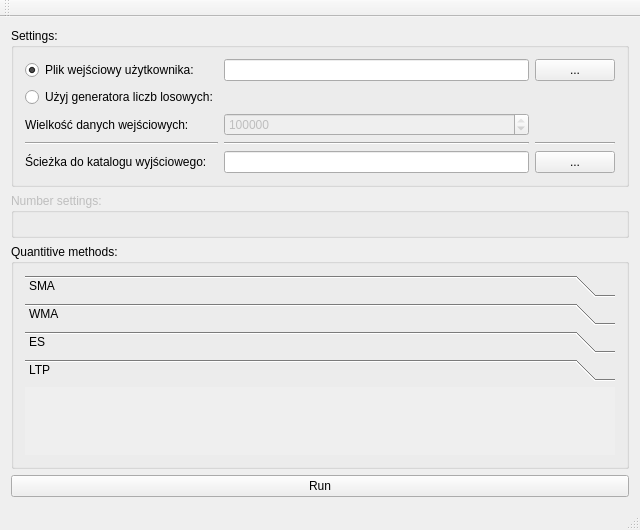
Apokal/forecastingui, file ForecastingUI/mainwindow.ui: the form before one commit.
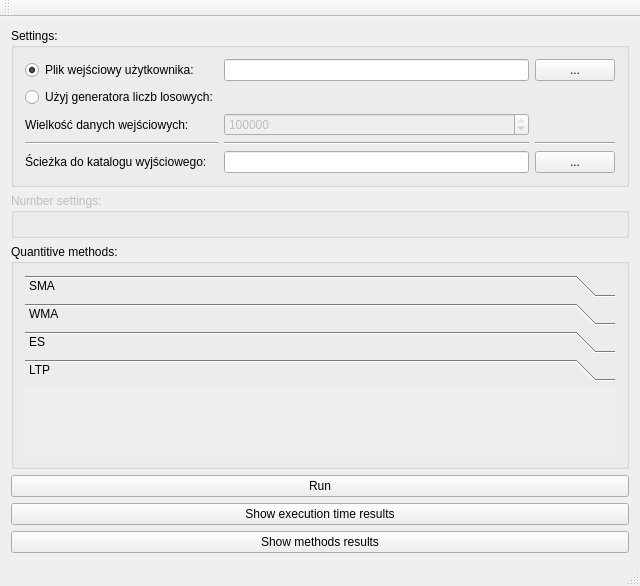
The form after the commit. Custom widgets are drawn as their Qt base class.

Commit message: Charts execution time

```diff
--- a/ForecastingUI/mainwindow.ui
+++ b/ForecastingUI/mainwindow.ui
@@ -218,6 +218,20 @@
       </property>
      </widget>
     </item>
+    <item>
+     <widget class="QPushButton" name="execTimeResults_PushBtn">
+      <property name="text">
+       <string>Show execution time results</string>
+      </property>
+     </widget>
+    </item>
+    <item>
+     <widget class="QPushButton" name="methodsResut_PushBtn">
+      <property name="text">
+       <string>Show methods results</string>
+      </property>
+     </widget>
+    </item>
    </layout>
   </widget>
   <widget class="QMenuBar" name="menuBar">
```
Left out of the diff: 8 changed lines with no effect on the pictures. The commit also changes 10 other files.
